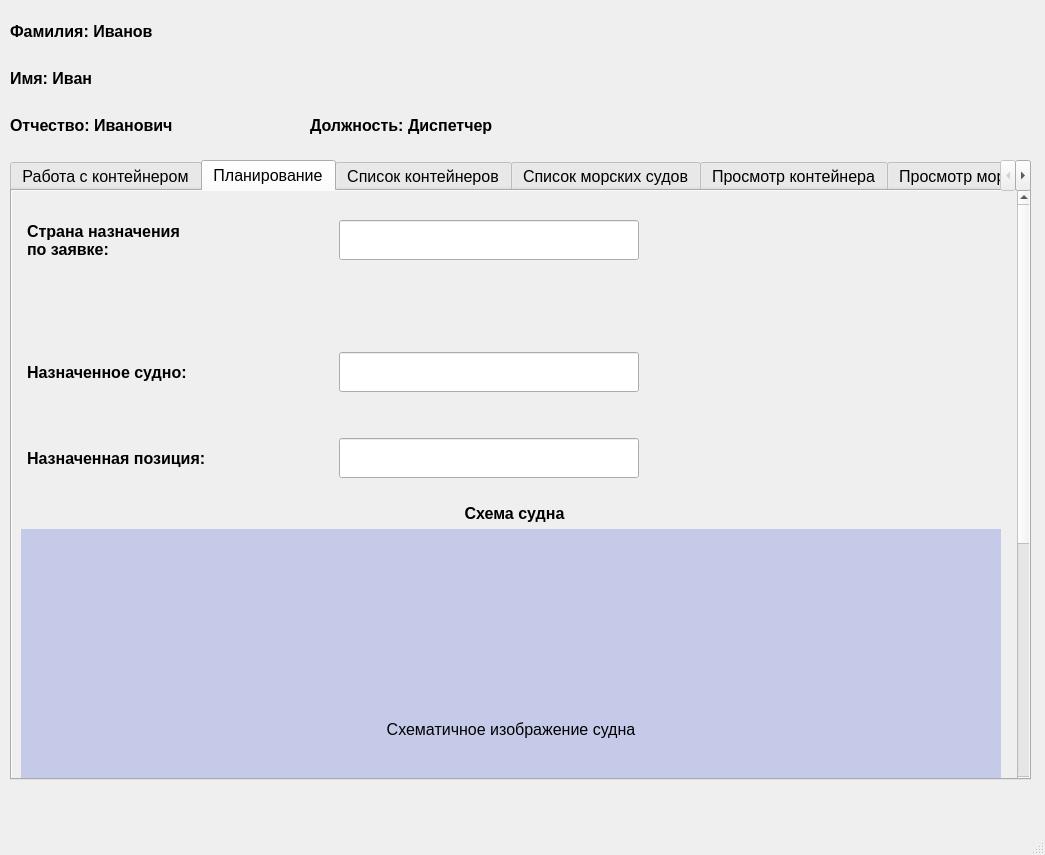
Before: the Qt Designer form planningwindow.ui in SevaKarlov2005/SeaportClient, drawn with Qt 5.
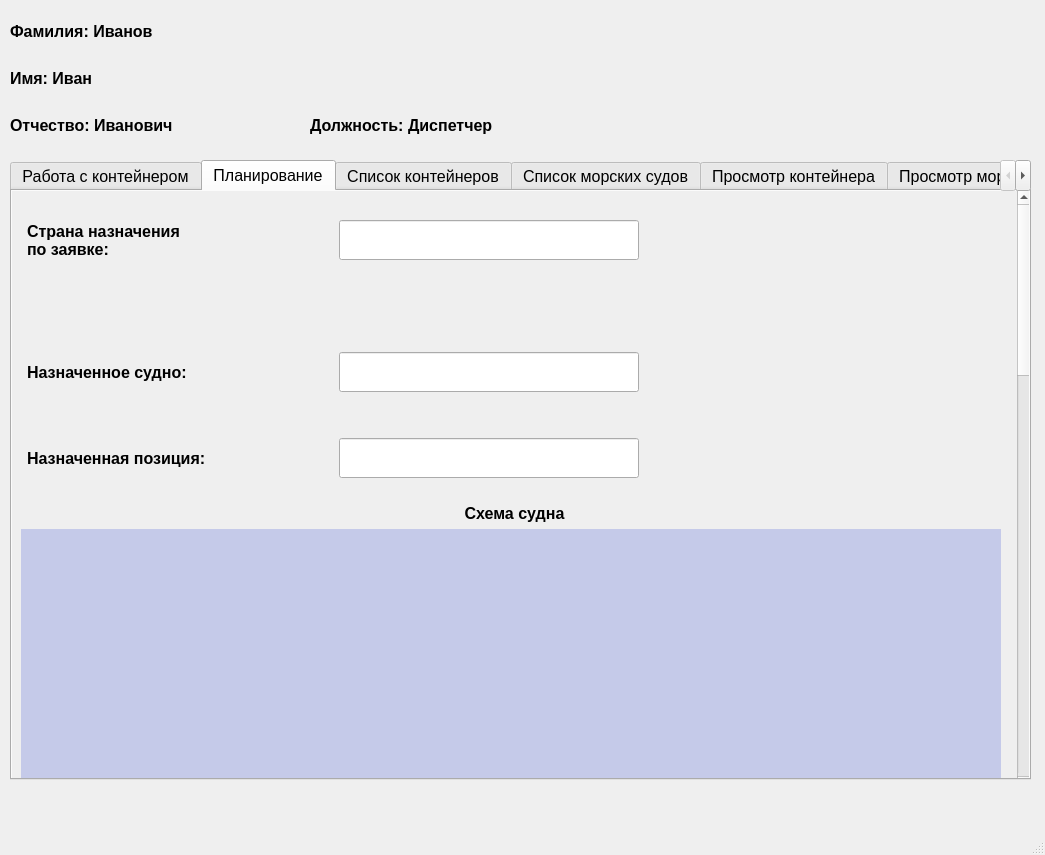
After: the same form once the commit is applied. The open tabs and pages were chosen to show the change.

Commit message: Final PlanningWindow class

Diff of the .ui file:
```diff
--- a/planningwindow.ui
+++ b/planningwindow.ui
@@ -1010,7 +1010,7 @@
          <x>0</x>
          <y>0</y>
          <width>1002</width>
-         <height>1046</height>
+         <height>2046</height>
         </rect>
        </property>
        <layout class="QVBoxLayout" name="verticalLayout_2">
@@ -1288,13 +1288,13 @@
           <property name="minimumSize">
            <size>
             <width>980</width>
-            <height>400</height>
+            <height>1400</height>
            </size>
           </property>
           <property name="maximumSize">
            <size>
             <width>980</width>
-            <height>400</height>
+            <height>1400</height>
            </size>
           </property>
           <property name="baseSize">
```
Left out of the diff: 40 changed lines with no effect on the pictures. The commit also changes 2 other files.
